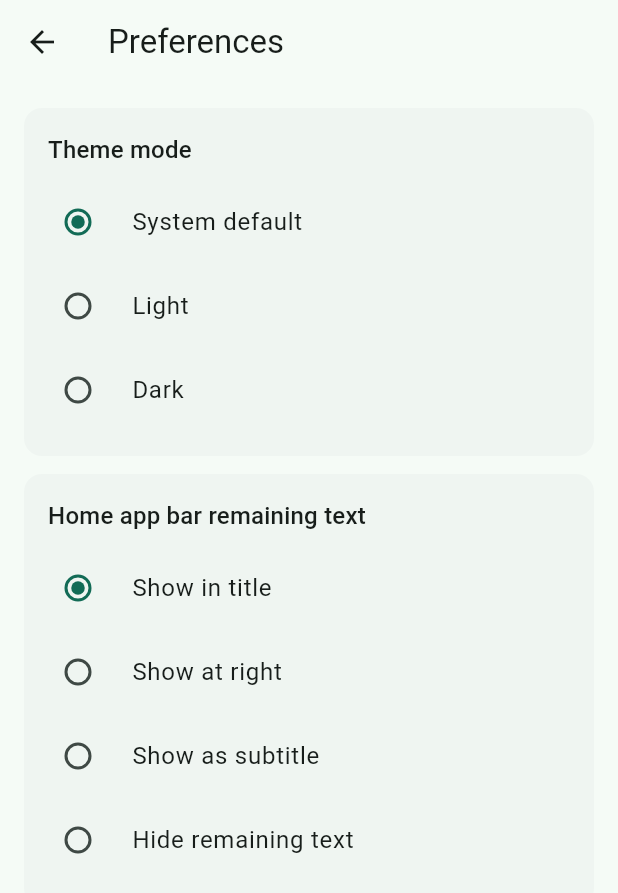
After one commit to lcwaikiki/prayer-assistant, a Flutter app: the screen it shows after launch, item 3 of the bottom bar chosen, after a tap on the "tune" icon, on a phone screen of 412 x 824 dp. The commit adds this screen. Shown: the top 893 px of the screen. Run offline on Flutter 3.47's test engine with Material 3 defaults, Android fonts, the phone set to English and light mode, and no system bars; our stand-ins replace flutter_local_notifications, flutter_timezone, geocoding, geolocator, sqflite, timezone; accounts and stored records are empty; network calls fail.

Commit message:
Moved full theme/title display settings into a new Preferences screen while keeping a Home-only quick light/dark toggle in the app bar.

```diff
--- a/lib/main.dart
+++ b/lib/main.dart
@@ -33,16 +33,30 @@ class PrayerAssistantApp extends StatelessWidget {
   Widget build(BuildContext context) {
     return ChangeNotifierProvider<PrayerAppController>.value(
       value: controller,
-      child: MaterialApp(
+      child: Consumer<PrayerAppController>(
+        builder: (context, controller, _) => MaterialApp(
           title: 'Prayer Assistant',
           debugShowCheckedModeBanner: false,
+          themeMode: controller.themeMode,
           theme: ThemeData(
-          colorScheme: ColorScheme.fromSeed(seedColor: const Color(0xFF1F8A70)),
+            colorScheme: ColorScheme.fromSeed(
+              seedColor: const Color(0xFF1F8A70),
+              brightness: Brightness.light,
+            ),
+            useMaterial3: true,
+            cardTheme: const CardThemeData(elevation: 0, margin: EdgeInsets.zero),
+          ),
+          darkTheme: ThemeData(
+            colorScheme: ColorScheme.fromSeed(
+              seedColor: const Color(0xFF1F8A70),
+              brightness: Brightness.dark,
+            ),
             useMaterial3: true,
             cardTheme: const CardThemeData(elevation: 0, margin: EdgeInsets.zero),
           ),
           home: const AppShell(),
         ),
+      ),
     );
   }
 }
--- a/lib/src/controller/prayer_app_controller.dart
+++ b/lib/src/controller/prayer_app_controller.dart
@@ -1,4 +1,5 @@
 import 'package:flutter/foundation.dart';
+import 'package:flutter/material.dart';
 
 import '../models/prayer_models.dart';
 import '../services/imsakiyem_api.dart';
@@ -40,6 +41,7 @@ class PrayerAppController extends ChangeNotifier {
       AppBarRemainingPlacement.title;
   bool _statusBarRemainingEnabled = true;
   bool _statusBarAutoRestore = false;
+  AppThemePreference _themePreference = AppThemePreference.system;
 
   bool get isInitializing => _isInitializing;
   bool get isBusy => _isBusy;
@@ -58,6 +60,12 @@ class PrayerAppController extends ChangeNotifier {
       _appBarRemainingPlacement;
   bool get statusBarRemainingEnabled => _statusBarRemainingEnabled;
   bool get statusBarAutoRestore => _statusBarAutoRestore;
+  AppThemePreference get themePreference => _themePreference;
+  ThemeMode get themeMode => switch (_themePreference) {
+    AppThemePreference.system => ThemeMode.system,
+    AppThemePreference.light => ThemeMode.light,
+    AppThemePreference.dark => ThemeMode.dark,
+  };
 
   Future<void> initialize() async {
     _setLoading(true);
@@ -69,6 +77,15 @@ class PrayerAppController extends ChangeNotifier {
       _statusBarRemainingEnabled =
           await database.loadStatusBarRemainingEnabled() ?? true;
       _statusBarAutoRestore = await database.loadStatusBarAutoRestore() ?? false;
+      final rawThemePreference = await database.loadThemePreference();
+      var themePreference = AppThemePreference.system;
+      for (final item in AppThemePreference.values) {
+        if (item.name == rawThemePreference) {
+          themePreference = item;
+          break;
+        }
+      }
+      _themePreference = themePreference;
       final rawAppBarPlacement = await database.loadAppBarRemainingPlacement();
       var placement = AppBarRemainingPlacement.title;
       for (final item in AppBarRemainingPlacement.values) {
@@ -280,6 +297,22 @@ class PrayerAppController extends ChangeNotifier {
     notifyListeners();
   }
 
+  Future<void> updateThemePreference(AppThemePreference preference) async {
+    if (_themePreference == preference) {
+      return;
+    }
+    _themePreference = preference;
+    await database.saveThemePreference(preference.name);
+    notifyListeners();
+  }
+
+  Future<void> toggleThemeQuick({required bool isCurrentlyDark}) async {
+    final next = isCurrentlyDark
+        ? AppThemePreference.light
+        : AppThemePreference.dark;
+    await updateThemePreference(next);
+  }
+
   Future<void> _loadStates(String countryId) async {
     _states = await api.getStates(countryId);
   }
--- a/lib/src/models/prayer_models.dart
+++ b/lib/src/models/prayer_models.dart
@@ -248,3 +248,9 @@ enum AppBarRemainingPlacement {
   subtitle,
   hidden,
 }
+
+enum AppThemePreference {
+  system,
+  light,
+  dark,
+}
--- a/lib/src/services/local_database.dart
+++ b/lib/src/services/local_database.dart
@@ -12,6 +12,7 @@ class LocalDatabase {
   static const _appBarRemainingPlacementKey = 'app_bar_remaining_placement';
   static const _statusBarRemainingEnabledKey = 'status_bar_remaining_enabled';
   static const _statusBarAutoRestoreKey = 'status_bar_auto_restore';
+  static const _themePreferenceKey = 'theme_preference';
   Database? _db;
 
   Future<Database> get instance async {
@@ -180,6 +181,28 @@ class LocalDatabase {
     return (rows.first['setting_value'] as String?) == 'true';
   }
 
+  Future<void> saveThemePreference(String value) async {
+    final db = await instance;
+    await db.insert('app_settings', {
+      'setting_key': _themePreferenceKey,
+      'setting_value': value,
+    }, conflictAlgorithm: ConflictAlgorithm.replace);
+  }
+
+  Future<String?> loadThemePreference() async {
+    final db = await instance;
+    final rows = await db.query(
+      'app_settings',
+      where: 'setting_key = ?',
+      whereArgs: [_themePreferenceKey],
+      limit: 1,
+    );
+    if (rows.isEmpty) {
+      return null;
+    }
+    return rows.first['setting_value'] as String?;
+  }
+
   Future<void> upsertPrayerDays(String districtId, List<PrayerDay> days) async {
     if (days.isEmpty) {
       return;
--- a/lib/src/ui/app_shell.dart
+++ b/lib/src/ui/app_shell.dart
@@ -8,6 +8,7 @@ import '../models/prayer_models.dart';
 import 'history_screen.dart';
 import 'home_screen.dart';
 import 'location_screen.dart';
+import 'preferences_screen.dart';
 
 class AppShell extends StatefulWidget {
   const AppShell({super.key});
@@ -128,30 +129,28 @@ class _AppShellState extends State<AppShell> {
       actions: [
         if (trailing case final widget?) widget,
         if (isHomeTab)
-          PopupMenuButton<AppBarRemainingPlacement>(
-            tooltip: 'Remaining minutes display',
-            initialValue: controller.appBarRemainingPlacement,
-            onSelected: controller.updateAppBarRemainingPlacement,
-            itemBuilder: (_) => const [
-              PopupMenuItem(
-                value: AppBarRemainingPlacement.title,
-                child: Text('Show in title'),
+          IconButton(
+            tooltip: 'Toggle light/dark',
+            icon: Icon(
+              Theme.of(context).brightness == Brightness.dark
+                  ? Icons.light_mode_outlined
+                  : Icons.dark_mode_outlined,
+            ),
+            onPressed: () => controller.toggleThemeQuick(
+              isCurrentlyDark: Theme.of(context).brightness == Brightness.dark,
+            ),
+          ),
+        IconButton(
+          tooltip: 'Preferences',
+          icon: const Icon(Icons.tune),
+          onPressed: () {
+            Navigator.of(context).push(
+              MaterialPageRoute<void>(
+                builder: (_) => const PreferencesScreen(),
               ),
-              PopupMenuItem(
-                value: AppBarRemainingPlacement.trailing,
-                child: Text('Show at right'),
-              ),
-              PopupMenuItem(
-                value: AppBarRemainingPlacement.subtitle,
-                child: Text('Show as subtitle'),
-              ),
-              PopupMenuItem(
-                value: AppBarRemainingPlacement.hidden,
-                child: Text('Hide remaining minutes'),
-              ),
-            ],
-            icon: const Icon(Icons.tune),
-          ),
+            );
+          },
+        ),
       ],
     );
   }
--- /dev/null
+++ b/lib/src/ui/preferences_screen.dart
@@ -0,0 +1,133 @@
+import 'package:flutter/material.dart';
+import 'package:provider/provider.dart';
+
+import '../controller/prayer_app_controller.dart';
+import '../models/prayer_models.dart';
+
+class PreferencesScreen extends StatelessWidget {
+  const PreferencesScreen({super.key});
+
+  @override
+  Widget build(BuildContext context) {
+    return Consumer<PrayerAppController>(
+      builder: (context, controller, _) {
+        return Scaffold(
+          appBar: AppBar(title: const Text('Preferences')),
+          body: ListView(
+            padding: const EdgeInsets.all(16),
+            children: [
+              Card(
+                child: Padding(
+                  padding: const EdgeInsets.all(16),
+                  child: Column(
+                    crossAxisAlignment: CrossAxisAlignment.start,
+                    children: [
+                      Text(
+                        'Theme mode',
+                        style: Theme.of(context).textTheme.titleMedium,
+                      ),
+                      const SizedBox(height: 8),
+                      RadioListTile<AppThemePreference>(
+                        contentPadding: EdgeInsets.zero,
+                        title: const Text('System default'),
+                        value: AppThemePreference.system,
+                        groupValue: controller.themePreference,
+                        onChanged: (value) {
+                          if (value != null) {
+                            controller.updateThemePreference(value);
+                          }
+                        },
+                      ),
+                      RadioListTile<AppThemePreference>(
+                        contentPadding: EdgeInsets.zero,
+                        title: const Text('Light'),
+                        value: AppThemePreference.light,
+                        groupValue: controller.themePreference,
+                        onChanged: (value) {
+                          if (value != null) {
+                            controller.updateThemePreference(value);
+                          }
+                        },
+                      ),
+                      RadioListTile<AppThemePreference>(
+                        contentPadding: EdgeInsets.zero,
+                        title: const Text('Dark'),
+                        value: AppThemePreference.dark,
+                        groupValue: controller.themePreference,
+                        onChanged: (value) {
+                          if (value != null) {
+                            controller.updateThemePreference(value);
+                          }
+                        },
+                      ),
+                    ],
+                  ),
+                ),
+              ),
+              const SizedBox(height: 12),
+              Card(
+                child: Padding(
+                  padding: const EdgeInsets.all(16),
+                  child: Column(
+                    crossAxisAlignment: CrossAxisAlignment.start,
+                    children: [
+                      Text(
+                        'Home app bar remaining text',
+                        style: Theme.of(context).textTheme.titleMedium,
+                      ),
+                      const SizedBox(height: 8),
+                      RadioListTile<AppBarRemainingPlacement>(
+                        contentPadding: EdgeInsets.zero,
+                        title: const Text('Show in title'),
+                        value: AppBarRemainingPlacement.title,
+                        groupValue: controller.appBarRemainingPlacement,
+                        onChanged: (value) {
+                          if (value != null) {
+                            controller.updateAppBarRemainingPlacement(value);
+                          }
+                        },
+                      ),
+                      RadioListTile<AppBarRemainingPlacement>(
+                        contentPadding: EdgeInsets.zero,
+                        title: const Text('Show at right'),
+                        value: AppBarRemainingPlacement.trailing,
+                        groupValue: controller.appBarRemainingPlacement,
+                        onChanged: (value) {
+                          if (value != null) {
+                            controller.updateAppBarRemainingPlacement(value);
+                          }
+                        },
+                      ),
+                      RadioListTile<AppBarRemainingPlacement>(
+                        contentPadding: EdgeInsets.zero,
+                        title: const Text('Show as subtitle'),
+                        value: AppBarRemainingPlacement.subtitle,
+                        groupValue: controller.appBarRemainingPlacement,
+                        onChanged: (value) {
+                          if (value != null) {
+                            controller.updateAppBarRemainingPlacement(value);
+                          }
+                        },
+                      ),
+                      RadioListTile<AppBarRemainingPlacement>(
+                        contentPadding: EdgeInsets.zero,
+                        title: const Text('Hide remaining text'),
+                        value: AppBarRemainingPlacement.hidden,
+                        groupValue: controller.appBarRemainingPlacement,
+                        onChanged: (value) {
+                          if (value != null) {
+                            controller.updateAppBarRemainingPlacement(value);
+                          }
+                        },
+                      ),
+                    ],
+                  ),
+                ),
+              ),
+            ],
+          ),
+        );
+      },
+    );
+  }
+}
```
Lines whose indentation alone changed are shown as unchanged.
